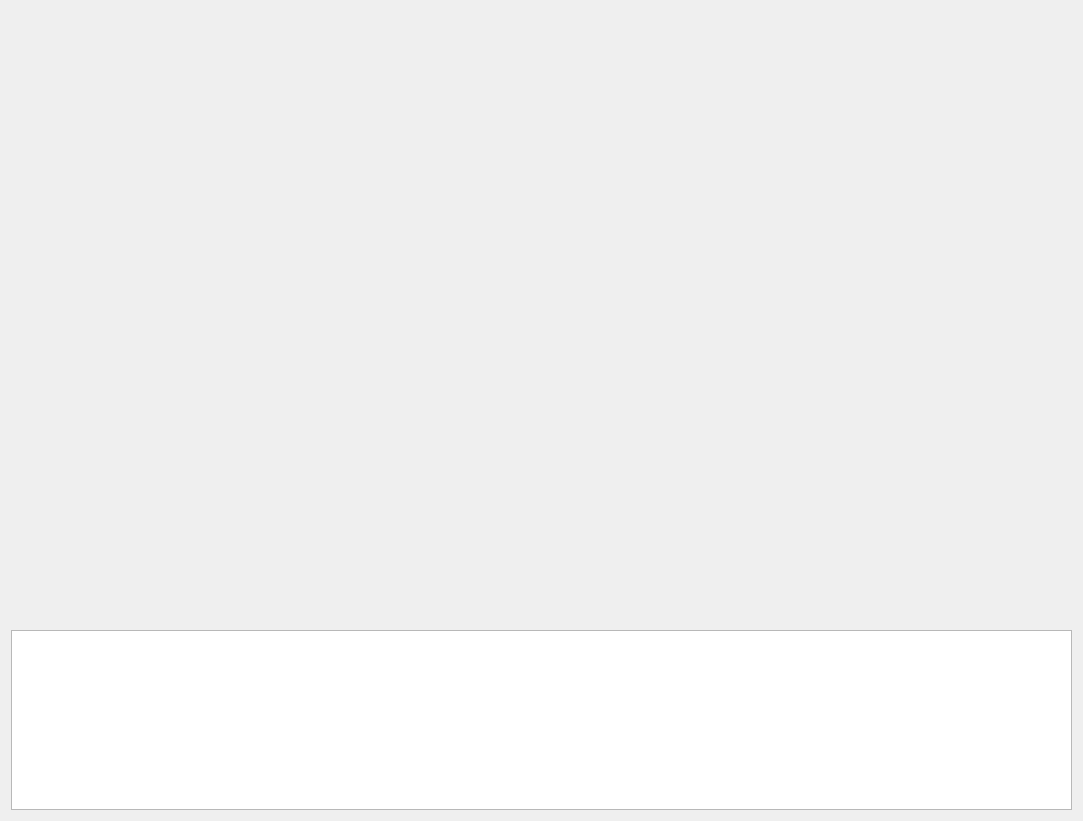
Above: ip_fvt/home/home_mainwid.ui from ChinaClever/IP-Tools before the change. Below: the same form after it.
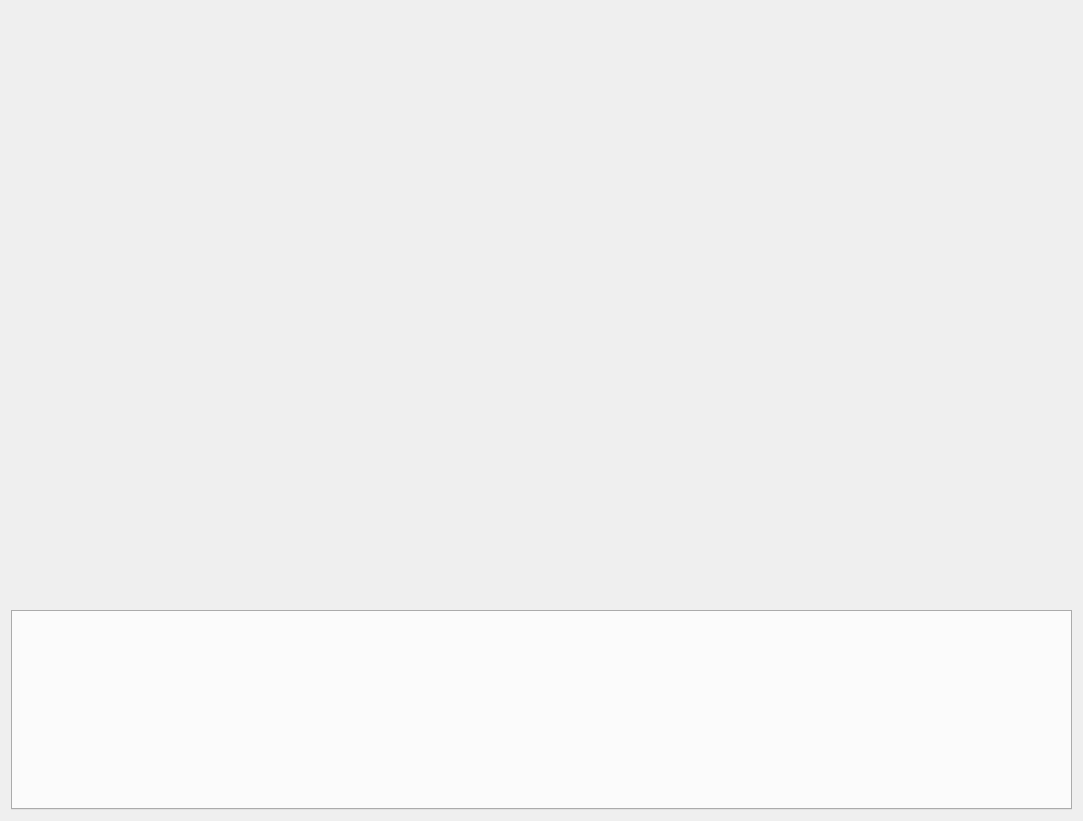
That is the form after the change.

Diff of the .ui file:
```diff
--- a/ip_fvt/home/home_mainwid.ui
+++ b/ip_fvt/home/home_mainwid.ui
@@ -24,15 +24,33 @@
     <widget class="QWidget" name="workWid" native="true"/>
    </item>
    <item row="1" column="0">
-    <widget class="QPlainTextEdit" name="textEdit">
+    <widget class="QTabWidget" name="tabWidget">
+     <property name="minimumSize">
+      <size>
+       <width>160</width>
+       <height>0</height>
+      </size>
+     </property>
      <property name="maximumSize">
       <size>
        <width>16777215</width>
-       <height>180</height>
+       <height>200</height>
       </size>
      </property>
-     <property name="readOnly">
-      <bool>true</bool>
+     <property name="font">
+      <font>
+       <family>微软雅黑</family>
+       <pointsize>12</pointsize>
+      </font>
+     </property>
+     <property name="contextMenuPolicy">
+      <enum>Qt::PreventContextMenu</enum>
+     </property>
+     <property name="tabShape">
+      <enum>QTabWidget::Triangular</enum>
+     </property>
+     <property name="currentIndex">
+      <number>-1</number>
      </property>
     </widget>
    </item>
```
